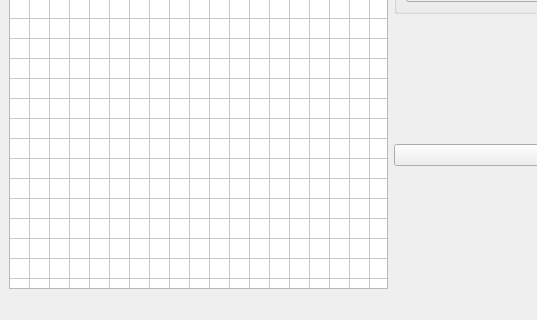
Old version of the form Servidor.ui in the repository DanyCortez0901/Practica08-Modelado20171; both pictures show x 0 to 537 and y 271 to 591 of the 781 by 591 pixel window.
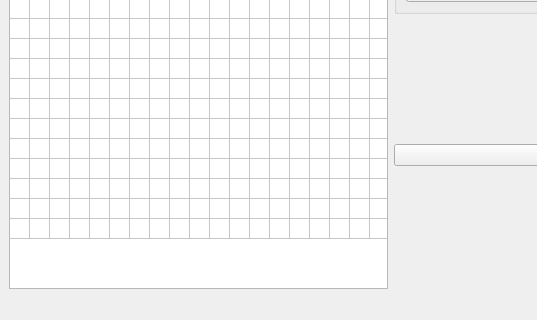
New version of the form.

```diff
--- a/Servidor.ui
+++ b/Servidor.ui
@@ -26,10 +26,10 @@
          <enum>Qt::ScrollBarAlwaysOff</enum>
         </property>
         <property name="rowCount">
-         <number>50</number>
+         <number>25</number>
         </property>
         <property name="columnCount">
-         <number>50</number>
+         <number>25</number>
         </property>
         <attribute name="horizontalHeaderVisible">
          <bool>false</bool>
@@ -41,7 +41,7 @@
          <bool>false</bool>
         </attribute>
         <attribute name="horizontalHeaderMinimumSectionSize">
-         <number>20</number>
+         <number>0</number>
         </attribute>
         <attribute name="horizontalHeaderShowSortIndicator" stdset="0">
          <bool>false</bool>
@@ -56,7 +56,7 @@
          <number>20</number>
         </attribute>
         <attribute name="verticalHeaderMinimumSectionSize">
-         <number>20</number>
+         <number>0</number>
         </attribute>
         <row/>
         <row/>
@@ -83,56 +83,6 @@
         <row/>
         <row/>
         <row/>
-        <row/>
-        <row/>
-        <row/>
-        <row/>
-        <row/>
-        <row/>
-        <row/>
-        <row/>
-        <row/>
-        <row/>
-        <row/>
-        <row/>
-        <row/>
-        <row/>
-        <row/>
-        <row/>
-        <row/>
-        <row/>
-        <row/>
-        <row/>
-        <row/>
-        <row/>
-        <row/>
-        <row/>
-        <row/>
-        <column/>
-        <column/>
-        <column/>
-        <column/>
-        <column/>
-        <column/>
-        <column/>
-        <column/>
-        <column/>
-        <column/>
-        <column/>
-        <column/>
-        <column/>
-        <column/>
-        <column/>
-        <column/>
-        <column/>
-        <column/>
-        <column/>
-        <column/>
-        <column/>
-        <column/>
-        <column/>
-        <column/>
-        <column/>
         <column/>
         <column/>
         <column/>
```
